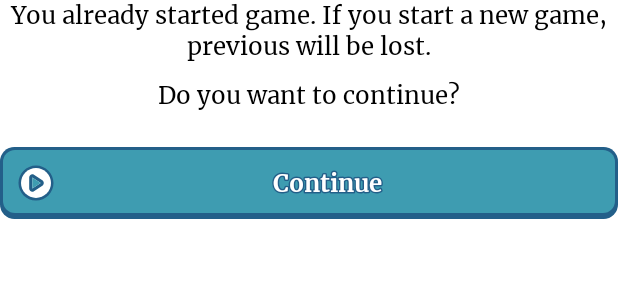
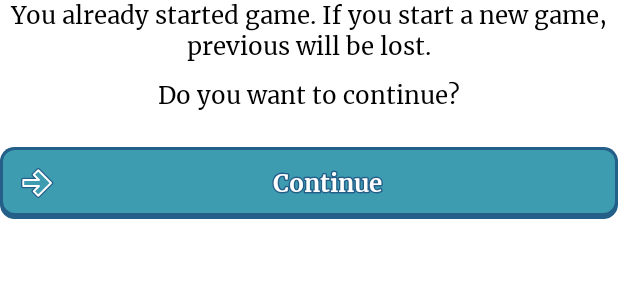
Before and after one commit to Japskiddin/SudokuGame, an Android app built with Jetpack Compose: the @Preview function ContinueDialogPreview, on a phone screen of 412 x 824 dp. Shown: the top 300 px of the screen. Run offline under Robolectric (Android 15) with nearby library versions, the phone set to English and light mode, and no system bars; our stand-ins replace Compose Multiplatform resources.

Commit message:
Use a distinct icon for Continue actions

```diff
--- /dev/null
+++ b/core/ui/src/commonMain/composeResources/drawable/ic_continue.xml
@@ -0,0 +1,19 @@
+<vector xmlns:android="http://schemas.android.com/apk/res/android"
+    android:width="24dp"
+    android:height="24dp"
+    android:viewportWidth="24"
+    android:viewportHeight="24"
+    android:autoMirrored="true">
+    <path
+        android:fillColor="#235F89"
+        android:pathData="M3.5,10H14L10.5,6.5 13.5,3.5 22,12 13.5,20.5 10.5,17.5 14,14H3.5z"
+        android:strokeColor="#235F89"
+        android:strokeLineJoin="round"
+        android:strokeWidth="3" />
+    <path
+        android:fillColor="#3E9CB1"
+        android:pathData="M3.5,10H14L10.5,6.5 13.5,3.5 22,12 13.5,20.5 10.5,17.5 14,14H3.5z"
+        android:strokeColor="#FFFFFF"
+        android:strokeLineJoin="round"
+        android:strokeWidth="1.25" />
+</vector>
--- a/features/game/ui/src/commonMain/kotlin/io/github/japskiddin/sudoku/feature/game/ui/component/GameMenuContent.kt
+++ b/features/game/ui/src/commonMain/kotlin/io/github/japskiddin/sudoku/feature/game/ui/component/GameMenuContent.kt
@@ -11,8 +11,8 @@ import io.github.japskiddin.sudoku.core.ui.resources.Res
 import io.github.japskiddin.sudoku.core.ui.resources.continue_game
 import io.github.japskiddin.sudoku.core.ui.resources.exit_game
 import io.github.japskiddin.sudoku.core.ui.resources.ic_close
+import io.github.japskiddin.sudoku.core.ui.resources.ic_continue
 import io.github.japskiddin.sudoku.core.ui.resources.ic_settings
-import io.github.japskiddin.sudoku.core.ui.resources.ic_start
 import io.github.japskiddin.sudoku.core.ui.resources.settings
 import org.jetbrains.compose.resources.painterResource
 import org.jetbrains.compose.resources.stringResource
@@ -28,7 +28,7 @@ internal fun GameMenuContent(
         verticalArrangement = Arrangement.spacedBy(12.dp),
     ) {
         GameButton(
-            icon = painterResource(resource = Res.drawable.ic_start),
+            icon = painterResource(resource = Res.drawable.ic_continue),
             text = stringResource(resource = Res.string.continue_game),
             onClick = onContinue,
         )
--- a/features/home/ui/src/commonMain/kotlin/io/github/japskiddin/sudoku/feature/home/ui/HomeScreen.kt
+++ b/features/home/ui/src/commonMain/kotlin/io/github/japskiddin/sudoku/feature/home/ui/HomeScreen.kt
@@ -43,6 +43,7 @@ import io.github.japskiddin.sudoku.core.ui.resources.close
 import io.github.japskiddin.sudoku.core.ui.resources.continue_game
 import io.github.japskiddin.sudoku.core.ui.resources.history
 import io.github.japskiddin.sudoku.core.ui.resources.ic_close
+import io.github.japskiddin.sudoku.core.ui.resources.ic_continue
 import io.github.japskiddin.sudoku.core.ui.resources.ic_settings
 import io.github.japskiddin.sudoku.core.ui.resources.ic_start
 import io.github.japskiddin.sudoku.core.ui.resources.preparing_game_please_wait
@@ -260,7 +261,7 @@ private fun MenuLandscape(
         ) {
             if (isShowContinueButton) {
                 GameButton(
-                    icon = painterResource(resource = CoreUiRes.drawable.ic_start),
+                    icon = painterResource(resource = CoreUiRes.drawable.ic_continue),
                     text = stringResource(resource = CoreUiRes.string.continue_game)
                 ) { onContinueButtonClick() }
                 Spacer(modifier = Modifier.height(12.dp))
@@ -306,7 +307,7 @@ private fun MenuPortrait(
         Spacer(modifier = Modifier.height(36.dp))
         if (isShowContinueButton) {
             GameButton(
-                icon = painterResource(resource = CoreUiRes.drawable.ic_start),
+                icon = painterResource(resource = CoreUiRes.drawable.ic_continue),
                 text = stringResource(resource = CoreUiRes.string.continue_game)
             ) { onContinueButtonClick() }
             Spacer(modifier = Modifier.height(36.dp))
--- a/features/home/ui/src/commonMain/kotlin/io/github/japskiddin/sudoku/feature/home/ui/components/ContinueDialogContent.kt
+++ b/features/home/ui/src/commonMain/kotlin/io/github/japskiddin/sudoku/feature/home/ui/components/ContinueDialogContent.kt
@@ -16,7 +16,7 @@ import io.github.japskiddin.sudoku.core.ui.component.GameButton
 import io.github.japskiddin.sudoku.core.ui.resources.Res
 import io.github.japskiddin.sudoku.core.ui.resources.continue_game
 import io.github.japskiddin.sudoku.core.ui.resources.do_you_want_to_continue
-import io.github.japskiddin.sudoku.core.ui.resources.ic_start
+import io.github.japskiddin.sudoku.core.ui.resources.ic_continue
 import io.github.japskiddin.sudoku.core.ui.resources.you_already_started_game
 import org.jetbrains.compose.resources.painterResource
 import org.jetbrains.compose.resources.stringResource
@@ -46,7 +46,7 @@ internal fun ContinueDialogContent(
         )
         Spacer(modifier = Modifier.height(24.dp))
         GameButton(
-            icon = painterResource(resource = Res.drawable.ic_start),
+            icon = painterResource(resource = Res.drawable.ic_continue),
             text = stringResource(resource = Res.string.continue_game)
         ) {
             onConfirm()
```
